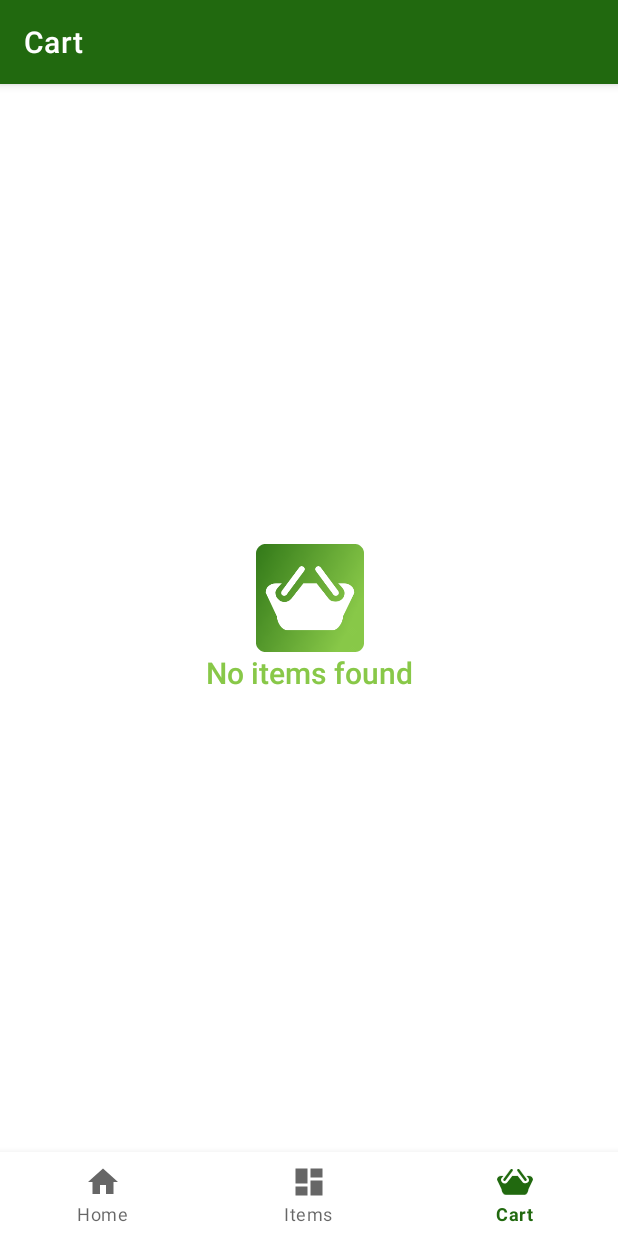
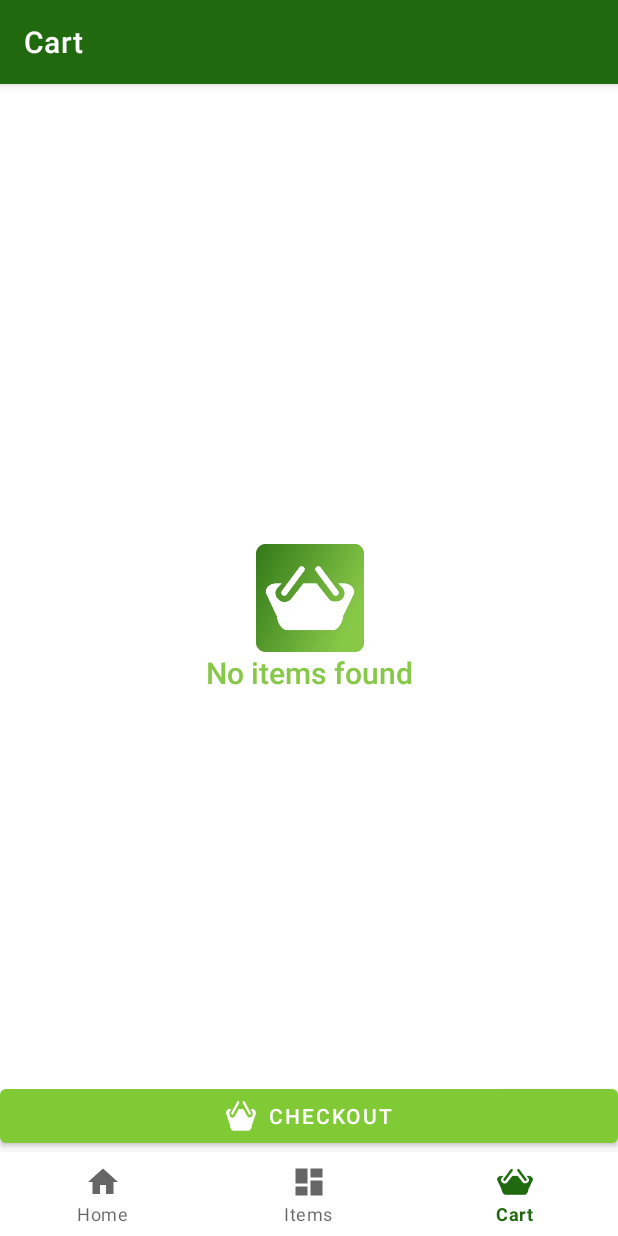
Before and after one commit to Thumster/sMart-Mobile-Application, an Android app: the CartFragment screen opened through its navigation route, on a phone screen of 412 x 824 dp. Run offline under Robolectric (Android 15) with nearby library versions, the phone set to English and light mode, and no system bars; our stand-ins replace Firebase (no records; nobody signed in at launch, a user with empty details on screens opened directly), navigation-ui; libraries missing offline, so code that uses them is left out: com.chauthai.swipereveallayout, com.firebase.ui; 1 statement that could not run was skipped.

Commit message:
updated some ui

```diff
--- a/app/src/main/java/com/example/smart/LoginActivity.java
+++ b/app/src/main/java/com/example/smart/LoginActivity.java
@@ -53,6 +53,7 @@ public class LoginActivity extends AppCompatActivity {
 
             if (resultCode == RESULT_OK) {
                 // Successfully signed in
+//                Log.iFirebaseUtil.getCurrentUser()
                 Intent mainActivity = new Intent(LoginActivity.this, MainActivity.class);
                 startActivity(mainActivity);
                 finish();
--- a/app/src/main/java/com/example/smart/ui/cart/CartFragment.java
+++ b/app/src/main/java/com/example/smart/ui/cart/CartFragment.java
@@ -5,6 +5,7 @@ import android.util.Log;
 import android.view.LayoutInflater;
 import android.view.View;
 import android.view.ViewGroup;
+import android.widget.Button;
 import android.widget.TextView;
 import android.widget.Toast;
 
@@ -40,11 +41,10 @@ public class CartFragment extends Fragment implements
     private RecyclerView cartItemsRecycler;
     private ViewGroup summaryView;
     private TextView summaryPriceView;
+    private TextView summaryItemsNo;
     private ViewGroup emptyView;
+    private Button checkoutButton;
 
-    private final String CART_COLLECTION_NAME = "cart";
-
-    private FirebaseFirestore firestore;
     private Query query;
     private CollectionReference cartColRef;
 
@@ -55,10 +55,11 @@ public class CartFragment extends Fragment implements
         cartItemsRecycler = root.findViewById(R.id.recycler_cart);
         summaryView = root.findViewById(R.id.view_summary);
         summaryPriceView = root.findViewById(R.id.summary_price);
+        summaryItemsNo = root.findViewById(R.id.summary_items);
         emptyView = root.findViewById(R.id.view_empty);
+        checkoutButton = root.findViewById(R.id.button_checkout);
 
-        firestore = FirebaseUtil.getFirestore();
-        cartColRef = firestore.collection(CART_COLLECTION_NAME);
+        cartColRef = FirebaseUtil.getUserCartRef();
         query = cartColRef;
         initRecyclerView(root);
 
@@ -67,7 +68,7 @@ public class CartFragment extends Fragment implements
 
     private void initRecyclerView(View view) {
         if (query == null) {
-            Log.w(TAG, "No query, not initializing cart items RecyclerView");
+            Log.i(TAG, "No query, not initializing cart items RecyclerView");
         }
         cartItemAdaptor = new CartItemAdapter(query, this) {
 
@@ -83,6 +84,13 @@ public class CartFragment extends Fragment implements
                     summaryView.setVisibility(View.VISIBLE);
                     emptyView.setVisibility(View.GONE);
                     summaryPriceView.setText(String.format("$%.2f", cartItemAdaptor.getTotalPriceOfCart()));
+                    Integer noOfItems = cartItemAdaptor.getTotalItemsInCart();
+                    String noOfItemsText = "";
+                    if (noOfItems > 1) {
+                        summaryItemsNo.setText(String.format("%d Items", noOfItems));
+                    } else {
+                        summaryItemsNo.setText(String.format("%d Item", noOfItems));
+                    }
                 }
             }
 
@@ -125,14 +133,14 @@ public class CartFragment extends Fragment implements
         docRef.delete().addOnSuccessListener(new OnSuccessListener<Void>() {
             @Override
             public void onSuccess(Void aVoid) {
-                Log.w(TAG, "Successful delete from firestore");
+                Log.i(TAG, "Successful delete from firestore");
                 Toast.makeText(getContext(), "Successfully deleted from cart", Toast.LENGTH_LONG).show();
             }
         })
                 .addOnFailureListener(new OnFailureListener() {
                     @Override
                     public void onFailure(@NonNull Exception e) {
-                        Log.w(TAG, "Error deleting document", e);
+                        Log.i(TAG, "Error deleting document", e);
                     }
                 });
         // Go to the details page for the selected restaurant
@@ -152,13 +160,13 @@ public class CartFragment extends Fragment implements
         docRef.set(itemSelected).addOnSuccessListener(new OnSuccessListener<Void>() {
             @Override
             public void onSuccess(Void aVoid) {
-                Log.w(TAG, "Successful update to firestore");
+                Log.i(TAG, "Successful update to firestore");
             }
         })
                 .addOnFailureListener(new OnFailureListener() {
                     @Override
                     public void onFailure(@NonNull Exception e) {
-                        Log.w(TAG, "Error updating document", e);
+                        Log.i(TAG, "Error updating document", e);
                     }
                 });
     }
@@ -173,13 +181,13 @@ public class CartFragment extends Fragment implements
         docRef.set(itemSelected).addOnSuccessListener(new OnSuccessListener<Void>() {
             @Override
             public void onSuccess(Void aVoid) {
-                Log.w(TAG, "Successful update to firestore");
+                Log.i(TAG, "Successful update to firestore");
             }
         })
                 .addOnFailureListener(new OnFailureListener() {
                     @Override
                     public void onFailure(@NonNull Exception e) {
-                        Log.w(TAG, "Error updating document", e);
+                        Log.i(TAG, "Error updating document", e);
                     }
                 });
     }
--- a/app/src/main/java/com/example/smart/util/FirebaseUtil.java
+++ b/app/src/main/java/com/example/smart/util/FirebaseUtil.java
@@ -5,11 +5,19 @@ import android.util.Log;
 import com.firebase.ui.auth.AuthUI;
 import com.google.firebase.auth.FirebaseAuth;
 import com.google.firebase.auth.FirebaseUser;
+import com.google.firebase.firestore.CollectionReference;
 import com.google.firebase.firestore.FirebaseFirestore;
+import com.google.firebase.firestore.Query;
 
 import java.util.List;
 
 public class FirebaseUtil {
+
+    private static final String TAG = "FIREBASEUTIL";
+
+    private static final String ITEM_COLLECTION_NAME = "items";
+    private static final String USER_COLLECTION_NAME = "users";
+    private static final String CART_COLLECTION_NAME = "cart";
 
     private static FirebaseFirestore FIRESTORE;
     private static FirebaseAuth AUTH;
@@ -18,9 +26,9 @@ public class FirebaseUtil {
     public static FirebaseFirestore getFirestore() {
         if (FIRESTORE == null) {
             FIRESTORE = FirebaseFirestore.getInstance();
-            Log.w("FIREBASE", "No Firestore instance detected, created new instance...");
+            Log.i(TAG, "No Firestore instance detected, created new instance...");
         } else {
-            Log.w("FIREBASE", "Firestore instance detected, returning old instance");
+            Log.i(TAG, "Firestore instance detected, returning old instance");
         }
 
         return FIRESTORE;
@@ -35,11 +43,29 @@ public class FirebaseUtil {
     }
 
     public static Boolean isSignedIn() {
-        return getAuth().getCurrentUser() != null;
+        Boolean isSignedIn = getAuth().getCurrentUser() != null;
+        if (isSignedIn) {
+            Log.i(TAG, "User is currently - SIGNED IN");
+        } else {
+            Log.i(TAG, "User is currently - NOT SIGNED IN");
+        }
+        return isSignedIn;
     }
 
     public static FirebaseUser getCurrentUser() {
-        return getAuth().getCurrentUser();
+        FirebaseUser user = getAuth().getCurrentUser();
+        if (user == null) {
+            Log.i(TAG, "No user detected");
+        } else {
+            Log.i(TAG, "Retrieving Firebase User"
+                    + "\n\tUID:\t" + user.getUid()
+                    + "\n\tDisplay Name:\t" + user.getDisplayName());
+        }
+        return user;
+    }
+
+    public static String getCurrentUserUid() {
+        return getAuth().getCurrentUser().getUid();
     }
 
     public static AuthUI getAuthUI() {
@@ -50,4 +76,12 @@ public class FirebaseUtil {
         return AUTH_UI;
     }
 
+    public static CollectionReference getItemsRef() {
+        return getFirestore().collection(ITEM_COLLECTION_NAME);
+    }
+
+    public static CollectionReference getUserCartRef() {
+        return getFirestore().collection(USER_COLLECTION_NAME).document(getCurrentUserUid()).collection(CART_COLLECTION_NAME);
+    }
+
 }
--- a/app/src/main/res/layout/fragment_cart.xml
+++ b/app/src/main/res/layout/fragment_cart.xml
@@ -1,5 +1,6 @@
 <?xml version="1.0" encoding="utf-8"?>
-<androidx.constraintlayout.widget.ConstraintLayout xmlns:android="http://schemas.android.com/apk/res/android"
+<androidx.constraintlayout.widget.ConstraintLayout
+    xmlns:android="http://schemas.android.com/apk/res/android"
     xmlns:app="http://schemas.android.com/apk/res-auto"
     xmlns:tools="http://schemas.android.com/tools"
     android:layout_width="match_parent"
@@ -10,31 +11,59 @@
         android:id="@+id/recycler_cart"
         android:layout_width="match_parent"
         android:layout_height="wrap_content"
+        android:paddingBottom="100dp"
         app:layout_constraintTop_toTopOf="parent"/>
 
-    <LinearLayout
+    <androidx.constraintlayout.widget.ConstraintLayout
         android:id="@+id/view_summary"
         android:layout_width="match_parent"
         android:layout_height="wrap_content"
-        android:orientation="horizontal"
-        android:padding="5dp"
-        android:layoutDirection="rtl"
-        app:layout_constraintBottom_toBottomOf="parent"
-        android:visibility="gone">
+        android:padding="8dp"
+        app:layout_constraintBottom_toTopOf="@+id/button_checkout">
+
+        <TextView
+            android:id="@+id/summary_items"
+            style="@style/Theme.SMart.Headline"
+            android:layout_width="wrap_content"
+            android:layout_height="wrap_content"
+            app:layout_constraintBottom_toBottomOf="parent"
+            android:textColor="@color/dark_green"
+            app:layout_constraintStart_toStartOf="parent"
+            android:layout_marginLeft="15dp"
+            tools:text="5 items"/>
+
+        <TextView
+            android:id="@+id/summary_price_title"
+            style="@style/Theme.SMart.Title"
+            android:layout_width="wrap_content"
+            android:layout_height="wrap_content"
+            android:text="Total:"
+            android:layout_marginRight="10dp"
+            app:layout_constraintBottom_toBottomOf="@+id/summary_price"
+            app:layout_constraintEnd_toStartOf="@+id/summary_price"
+            app:layout_constraintTop_toTopOf="@+id/summary_price" />
+
         <TextView
             android:id="@+id/summary_price"
+            style="@style/Theme.SMart.Title"
             android:layout_width="wrap_content"
             android:layout_height="wrap_content"
-            android:layout_marginLeft="10dp"
-            style="@style/Theme.SMart.Title"
-            tools:text="$$$$$$"/>
-        <TextView
-            android:layout_width="wrap_content"
-            android:layout_height="wrap_content"
-            style="@style/Theme.SMart.Title"
-            android:text="Total:"/>
-    </LinearLayout>
+            app:layout_constraintBottom_toBottomOf="parent"
+            app:layout_constraintEnd_toEndOf="parent"
+            tools:text="$$$$$$" />
+    </androidx.constraintlayout.widget.ConstraintLayout>
+    <com.google.android.material.button.MaterialButton
+        android:id="@+id/button_checkout"
+        style="@style/Theme.SMart.SecondaryButton"
+        android:clickable="true"
+        android:layout_width="match_parent"
+        android:layout_height="wrap_content"
+        app:layout_constraintBottom_toBottomOf="parent"
+        android:text="@string/button_checkout"
+        app:icon="@drawable/ic_smart_cart_white_transparent"
+        app:iconSize="20dp">
 
+    </com.google.android.material.button.MaterialButton>
     <androidx.constraintlayout.widget.ConstraintLayout
         android:id="@+id/view_empty"
         android:layout_width="wrap_content"
--- a/app/src/main/res/values/strings.xml
+++ b/app/src/main/res/values/strings.xml
@@ -8,6 +8,7 @@
     <string name="title_promo">Promotion</string>
     <string name="button_add_to_cart">Add To Cart</string>
     <string name="button_delete">Delete</string>
+    <string name="button_checkout">Checkout</string>
 
     <string name="title_activity_login">Login</string>
     <string name="title_login_provider">choose a provider</string>
--- a/app/src/main/res/values/styles.xml
+++ /dev/null
@@ -1,6 +0,0 @@
-<?xml version="1.0" encoding="utf-8"?>
-<resources>
-    <style name="SplashTheme" parent="Theme.SMart">
-        <item name="android:windowBackground">@drawable/splash_screen</item>
-    </style>
-</resources>
--- a/app/src/main/res/values/themes.xml
+++ b/app/src/main/res/values/themes.xml
@@ -15,6 +15,24 @@
 <!--        <item name="windowActionBar">false</item>-->
 <!--        <item name="windowNoTitle">true</item>-->
 <!--        <item name="android:windowFullscreen">true</item>-->
+    </style>
+
+    <style name="SplashTheme" parent="Theme.SMart">
+        <item name="android:windowBackground">@drawable/splash_screen</item>
+    </style>
+
+    <style name="Theme.SMart.PrimaryButton" parent="Widget.MaterialComponents.Button">
+        <item name="iconGravity">textStart</item>
+        <item name="background">@color/dark_green</item>
+        <item name="backgroundTint">@color/dark_green</item>
+        <item name="android:textColor">@color/white</item>
+    </style>
+
+    <style name="Theme.SMart.SecondaryButton" parent="Widget.MaterialComponents.Button">
+        <item name="iconGravity">textStart</item>
+        <item name="background">@color/light_green_variant</item>
+        <item name="backgroundTint">@color/light_green_variant</item>
+        <item name="android:textColor">@color/white</item>
     </style>
 
     <style name="Theme.SMart.ChangeQuantityButton">
```
Also changed, not shown: app/src/main/java/com/example/smart/adapter/CartItemAdapter.java (+13 -0 lines), app/src/main/java/com/example/smart/ui/item/ItemsFragment.java (+6 -11 lines).
